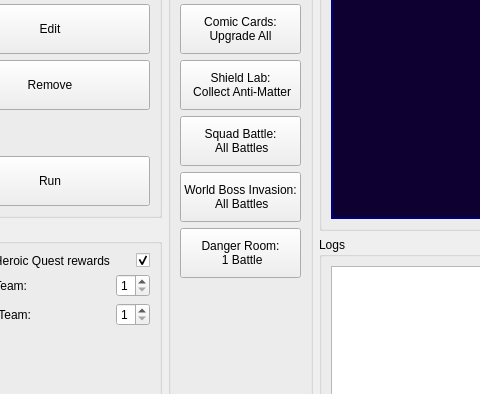
Old version of the form lib/gui/designes/main_window.ui in the repository tmarenko/mff_auto; both pictures show x 439 to 919 and y 151 to 545 of the 1150 by 630 pixel window.
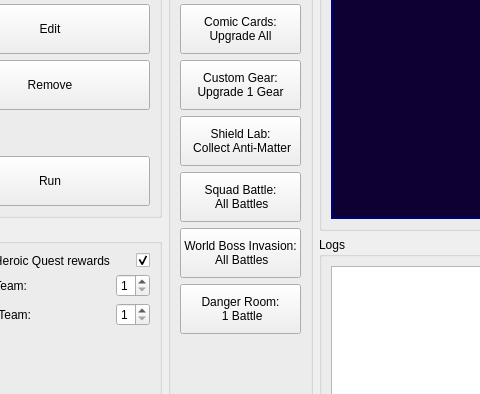
New version of the form.

Commit message: daily: custom gear added

The edit to the form file:
```diff
--- a/lib/gui/designes/main_window.ui
+++ b/lib/gui/designes/main_window.ui
@@ -448,6 +448,20 @@
            </property>
           </widget>
          </item>
+         <item>
+          <widget class="QPushButton" name="custom_gear_button">
+           <property name="minimumSize">
+            <size>
+             <width>120</width>
+             <height>50</height>
+            </size>
+           </property>
+           <property name="text">
+            <string>Custom Gear:
+Upgrade 1 Gear</string>
+           </property>
+          </widget>
+         </item>
          <item>
           <widget class="QPushButton" name="shield_lab_button">
            <property name="minimumSize">
```
The commit also changes 7 other files.
